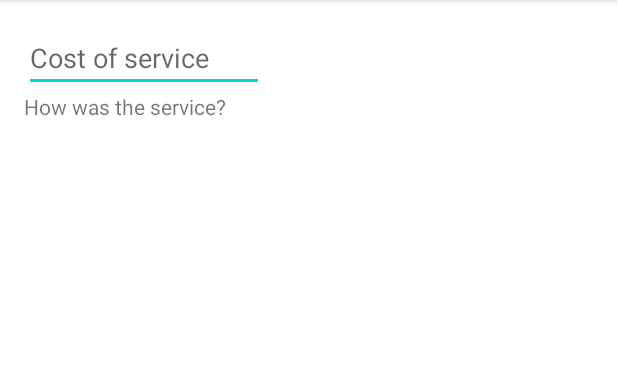
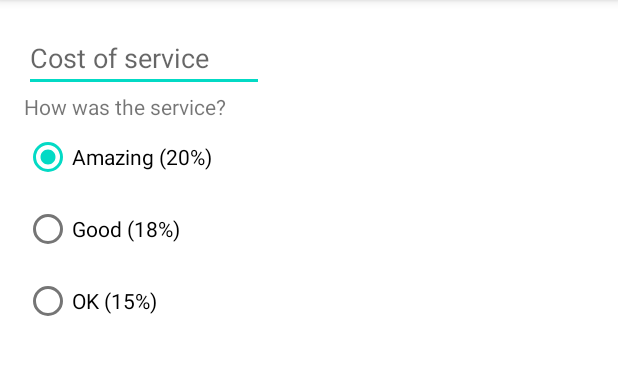
Before and after one commit to HPosedev/Calculadora_de_propinas, an Android app: the screen it shows after launch (MainActivity), on a phone screen of 412 x 824 dp, the part 84-459 px from its top. Run offline under Robolectric (Android 15) with nearby library versions, the phone set to English and light mode, and no system bars.

Commit message:
added RadioButton

```diff
--- a/app/src/main/res/layout/activity_main.xml
+++ b/app/src/main/res/layout/activity_main.xml
@@ -15,11 +15,36 @@
         app:layout_constraintTop_toTopOf="parent"
         app:layout_constraintStart_toStartOf="parent"/>
     <TextView
+        android:id="@+id/service_question"
         android:layout_width="wrap_content"
         android:layout_height="wrap_content"
         android:text="How was the service?"
         app:layout_constraintStart_toStartOf="parent"
         app:layout_constraintTop_toBottomOf="@+id/cost_of_service"/>
+    <RadioGroup xmlns:android="http://schemas.android.com/apk/res/android"
+        android:id="@+id/tip_options"
+        android:checkedButton="@id/option_twenty_percent"
+        android:layout_width="wrap_content"
+        android:layout_height="wrap_content"
+        android:orientation="vertical"
+        app:layout_constraintStart_toStartOf="parent"
+        app:layout_constraintTop_toBottomOf="@+id/service_question">
+        <RadioButton android:id="@+id/option_twenty_percent"
+            android:layout_width="wrap_content"
+            android:layout_height="wrap_content"
+            android:text="Amazing (20%)"
+            />
+        <RadioButton android:id="@+id/option_eighting_percent"
+            android:layout_width="wrap_content"
+            android:layout_height="wrap_content"
+            android:text="Good (18%)"
+            />
+        <RadioButton android:id="@+id/option_fifting_percent"
+            android:layout_width="wrap_content"
+            android:layout_height="wrap_content"
+            android:text="OK (15%)"
+            />
+    </RadioGroup>
 
 
 </androidx.constraintlayout.widget.ConstraintLayout>
```
